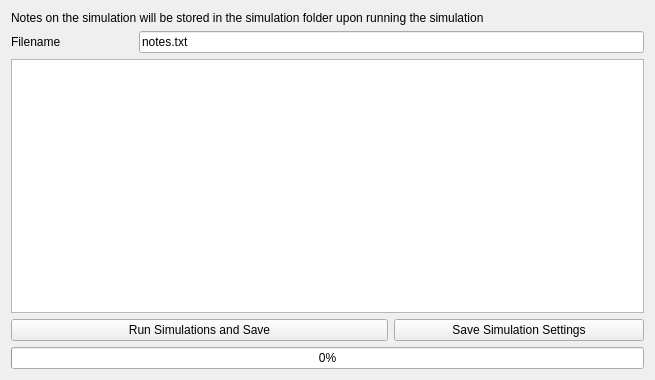
Old version of the form src/LongQtMain/runwidget.ui in the repository hundlab/LongQt.
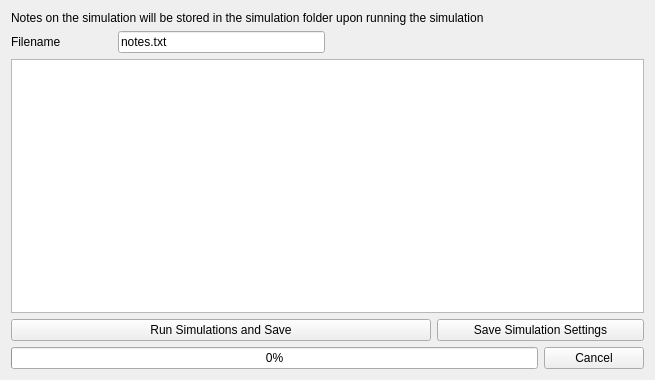
New version of the form.

Diff of the .ui file:
```diff
--- a/src/LongQtMain/runwidget.ui
+++ b/src/LongQtMain/runwidget.ui
@@ -14,6 +14,13 @@
    <string>Form</string>
   </property>
   <layout class="QGridLayout" name="gridLayout">
+   <item row="0" column="0" colspan="5">
+    <widget class="QLabel" name="description">
+     <property name="text">
+      <string>Notes on the simulation will be stored in the simulation folder upon running the simulation</string>
+     </property>
+    </widget>
+   </item>
    <item row="1" column="0">
     <widget class="QLabel" name="noteBoxLabel">
      <property name="text">
@@ -21,13 +28,6 @@
      </property>
     </widget>
    </item>
-   <item row="2" column="0" colspan="5">
-    <widget class="QTextEdit" name="noteBox">
-     <property name="acceptRichText">
-      <bool>false</bool>
-     </property>
-    </widget>
-   </item>
    <item row="5" column="0" colspan="5">
     <widget class="QProgressBar" name="progressBar">
      <property name="value">
@@ -35,34 +35,41 @@
      </property>
     </widget>
    </item>
-   <item row="1" column="1" colspan="4">
-    <widget class="QLineEdit" name="noteBoxName">
+   <item row="5" column="5">
+    <widget class="QPushButton" name="cancelButton">
      <property name="text">
-      <string>notes.txt</string>
+      <string>Cancel</string>
      </property>
     </widget>
    </item>
-   <item row="0" column="0" colspan="5">
-    <widget class="QLabel" name="description">
-     <property name="text">
-      <string>Notes on the simulation will be stored in the simulation folder upon running the simulation</string>
+   <item row="2" column="0" colspan="6">
+    <widget class="QTextEdit" name="noteBox">
+     <property name="acceptRichText">
+      <bool>false</bool>
      </property>
     </widget>
    </item>
-   <item row="4" column="0" colspan="3">
-    <widget class="QPushButton" name="runButton">
-     <property name="text">
-      <string>Run Simulations and Save</string>
-     </property>
-    </widget>
-   </item>
-   <item row="4" column="3" colspan="2">
+   <item row="4" column="4" colspan="2">
     <widget class="QPushButton" name="saveButton">
      <property name="text">
       <string>Save Simulation Settings</string>
      </property>
     </widget>
    </item>
+   <item row="4" column="0" colspan="4">
+    <widget class="QPushButton" name="runButton">
+     <property name="text">
+      <string>Run Simulations and Save</string>
+     </property>
+    </widget>
+   </item>
+   <item row="1" column="1" colspan="2">
+    <widget class="QLineEdit" name="noteBoxName">
+     <property name="text">
+      <string>notes.txt</string>
+     </property>
+    </widget>
+   </item>
   </layout>
  </widget>
  <resources/>
```
